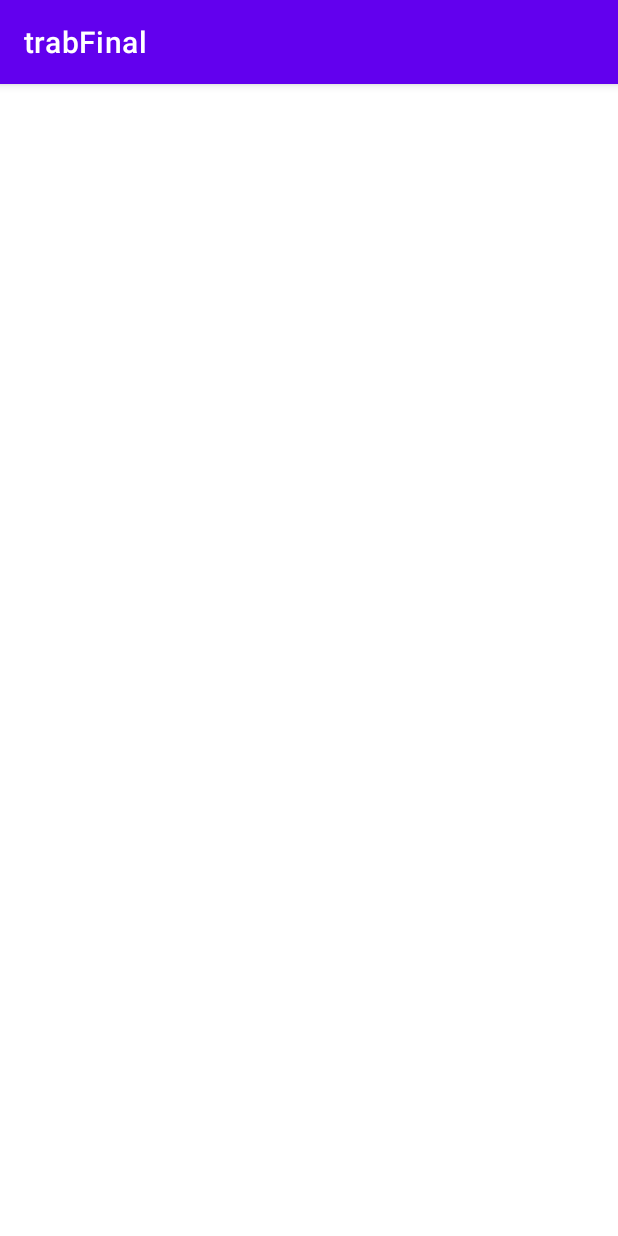
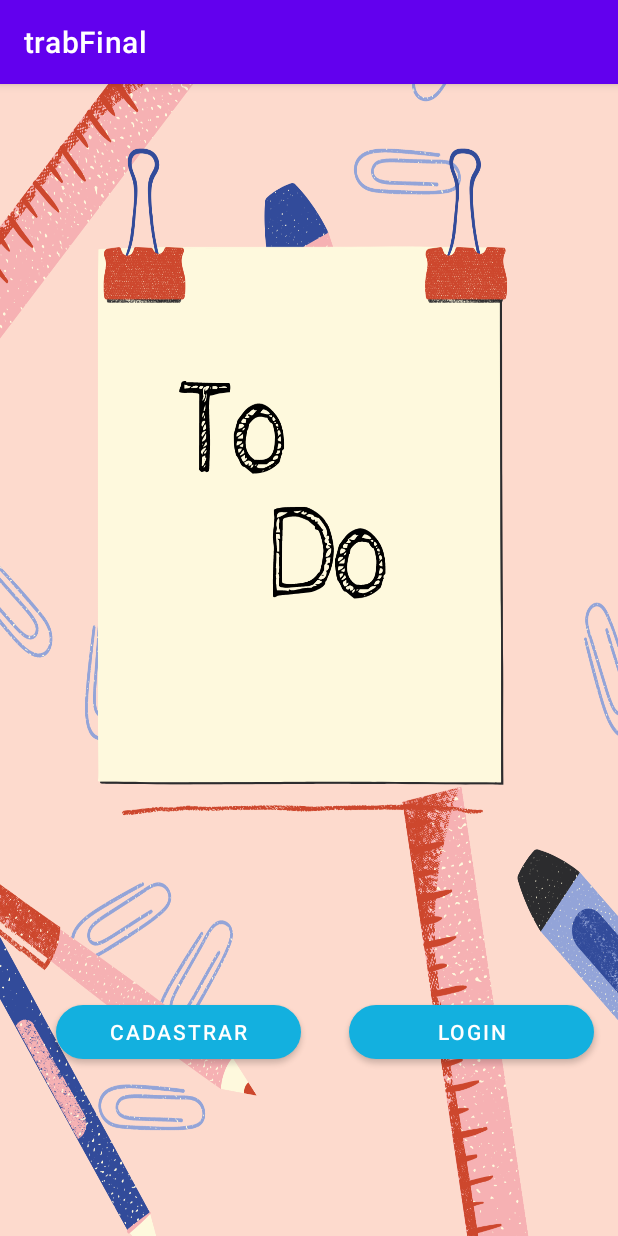
Before and after one commit to camisminei/Trab2PROBMOB, an Android app: the screen it shows after launch (MainActivity), on a phone screen of 412 x 824 dp. Run offline under Robolectric (Android 15) with nearby library versions, the light colour scheme and no system bars.

Commit message:
Adicionar imagens p/ tela de carregamento e tela inicial Configurar botão cadastrar Correção de pequenos erros

```diff
--- a/app/build.gradle
+++ b/app/build.gradle
@@ -26,6 +26,9 @@ android {
         sourceCompatibility JavaVersion.VERSION_1_8
         targetCompatibility JavaVersion.VERSION_1_8
     }
+    buildFeatures {
+        viewBinding true
+    }
 }
 
 dependencies {
@@ -33,6 +36,9 @@ dependencies {
     implementation 'androidx.appcompat:appcompat:1.3.0'
     implementation 'com.google.android.material:material:1.3.0'
     implementation 'androidx.constraintlayout:constraintlayout:2.0.4'
+    implementation 'androidx.annotation:annotation:1.1.0'
+    implementation 'androidx.lifecycle:lifecycle-livedata-ktx:2.2.0'
+    implementation 'androidx.lifecycle:lifecycle-viewmodel-ktx:2.2.0'
     testImplementation 'junit:junit:4.+'
     androidTestImplementation 'androidx.test.ext:junit:1.1.2'
     androidTestImplementation 'androidx.test.espresso:espresso-core:3.3.0'
--- a/app/src/main/java/com/example/trabfinal/Cadastro.java
+++ b/app/src/main/java/com/example/trabfinal/Cadastro.java
@@ -30,7 +30,7 @@ public class Cadastro extends AppCompatActivity {
         userHelper= new DBToDoHelper(Cadastro.this);
         btnVariavel=findViewById(R.id.btnVariavel);
 
-        if(altUser!=null){
+        if(altUser != null){
             btnVariavel.setText("Alterar");
             edtNome.setText(altUser.getNome());
             edtEmail.setText(altUser.getEmail());
--- a/app/src/main/java/com/example/trabfinal/MainActivity.java
+++ b/app/src/main/java/com/example/trabfinal/MainActivity.java
@@ -2,7 +2,9 @@ package com.example.trabfinal;
 
 import androidx.appcompat.app.AppCompatActivity;
 
+import android.content.Intent;
 import android.os.Bundle;
+import android.view.View;
 
 public class MainActivity extends AppCompatActivity {
 
@@ -11,4 +13,13 @@ public class MainActivity extends AppCompatActivity {
         super.onCreate(savedInstanceState);
         setContentView(R.layout.activity_main);
     }
+
+    public void telaCadastro(View view) {
+
+        Intent intent = new Intent(this, Cadastro.class);
+        startActivity(intent);
+
+    }
+
+
 }
--- a/app/src/main/res/layout/activity_main.xml
+++ b/app/src/main/res/layout/activity_main.xml
@@ -4,4 +4,39 @@
     xmlns:tools="http://schemas.android.com/tools"
     android:layout_width="match_parent"
     android:layout_height="match_parent"
-    tools:context=".MainActivity"/>
+    android:background="@drawable/mainscreen"
+    tools:context=".MainActivity">
+
+    <Button
+        android:id="@+id/bttnCadastrar"
+        style="@style/Widget.MaterialComponents.Button"
+        android:layout_width="0dp"
+        android:layout_height="wrap_content"
+        android:layout_marginStart="37dp"
+        android:layout_marginLeft="37dp"
+        android:layout_marginEnd="32dp"
+        android:layout_marginRight="32dp"
+        android:layout_marginBottom="112dp"
+        android:onClick="telaCadastro"
+        android:text="Cadastrar"
+        app:backgroundTint="#13B0DF"
+        app:cornerRadius="20dp"
+        app:layout_constraintBottom_toBottomOf="parent"
+        app:layout_constraintEnd_toStartOf="@+id/bttnLogin"
+        app:layout_constraintStart_toStartOf="parent" />
+
+    <Button
+        android:id="@+id/bttnLogin"
+        style="@style/Widget.MaterialComponents.Button"
+        android:layout_width="0dp"
+        android:layout_height="wrap_content"
+        android:layout_marginEnd="16dp"
+        android:layout_marginRight="16dp"
+        android:text="Login"
+        app:backgroundTint="#13B0DF"
+        app:cornerRadius="20dp"
+        app:layout_constraintBaseline_toBaselineOf="@+id/bttnCadastrar"
+        app:layout_constraintEnd_toEndOf="parent"
+        app:layout_constraintStart_toEndOf="@+id/bttnCadastrar" />
+
+</androidx.constraintlayout.widget.ConstraintLayout>
```
Also changed, not shown: app/src/main/AndroidManifest.xml (+5 -3 lines), app/src/main/res/values/strings.xml (+9 -0 lines), app/src/main/res/drawable-v24/mainscreen.png (added), app/src/main/res/drawable-v24/splashbackground.png (added).
